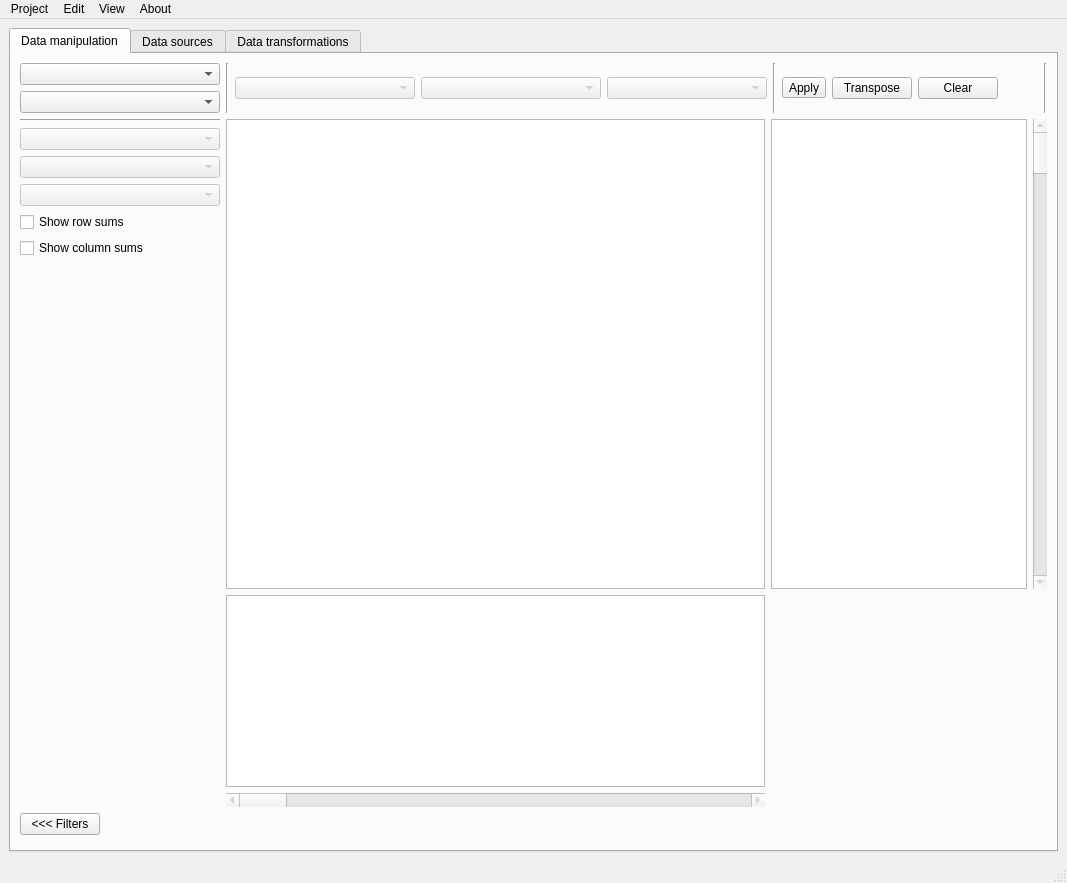
Above: cp/gui/cp.ui from pszostek/cp before the change. Below: the same form after it.
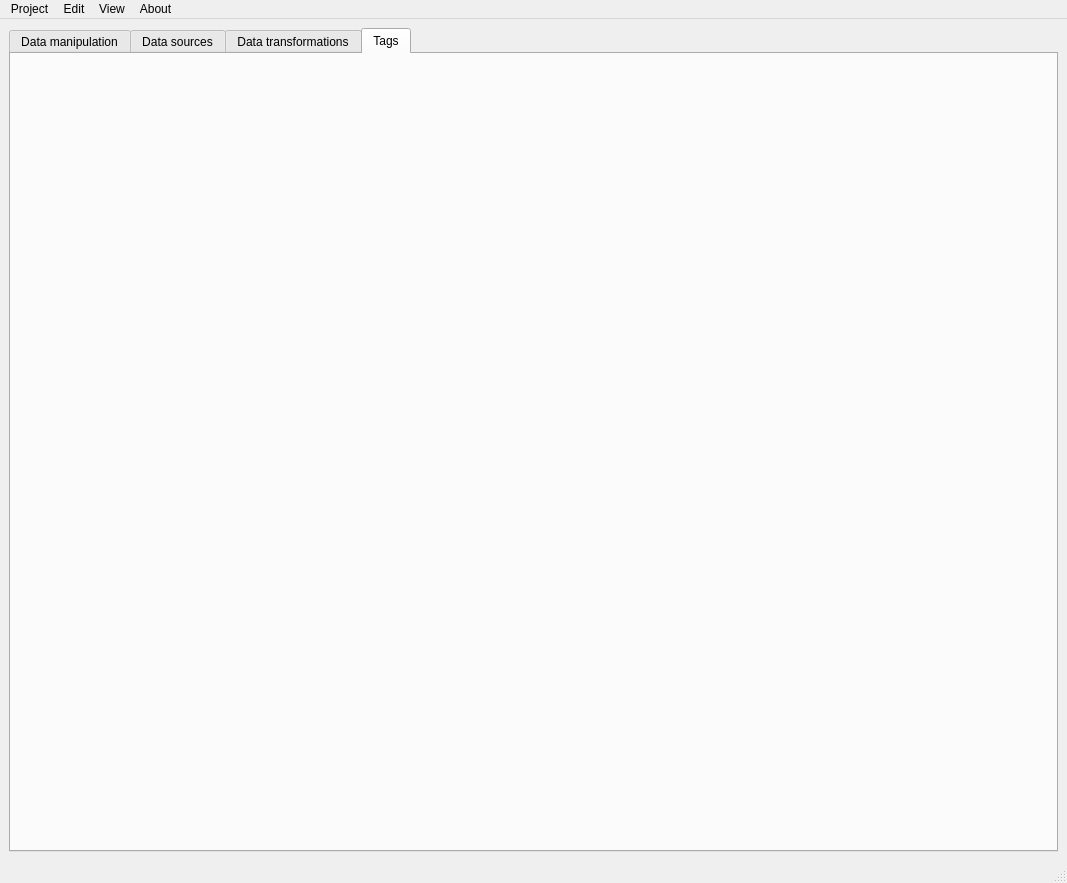
That is the form after the change. The open tabs and pages were chosen to show the change. Custom widgets are drawn as their Qt base class.

Patch:
```diff
--- a/cp/gui/cp.ui
+++ b/cp/gui/cp.ui
@@ -470,6 +470,21 @@
           </item>
          </layout>
         </widget>
+        <widget class="QWidget" name="tab_4">
+         <attribute name="title">
+          <string>Tags</string>
+         </attribute>
+         <layout class="QHBoxLayout" name="horizontalLayout_7">
+          <item>
+           <layout class="QHBoxLayout" name="horizontalLayout_4"/>
+            <widget class="QTreeView" name="tagView">
+             <property name="enabled">
+              <bool>true</bool>
+             </property>
+            </widget>
+          </item>
+         </layout>
+        </widget>
        </widget>
       </item>
      </layout>
```
Lines whose indentation alone changed are shown as unchanged.
